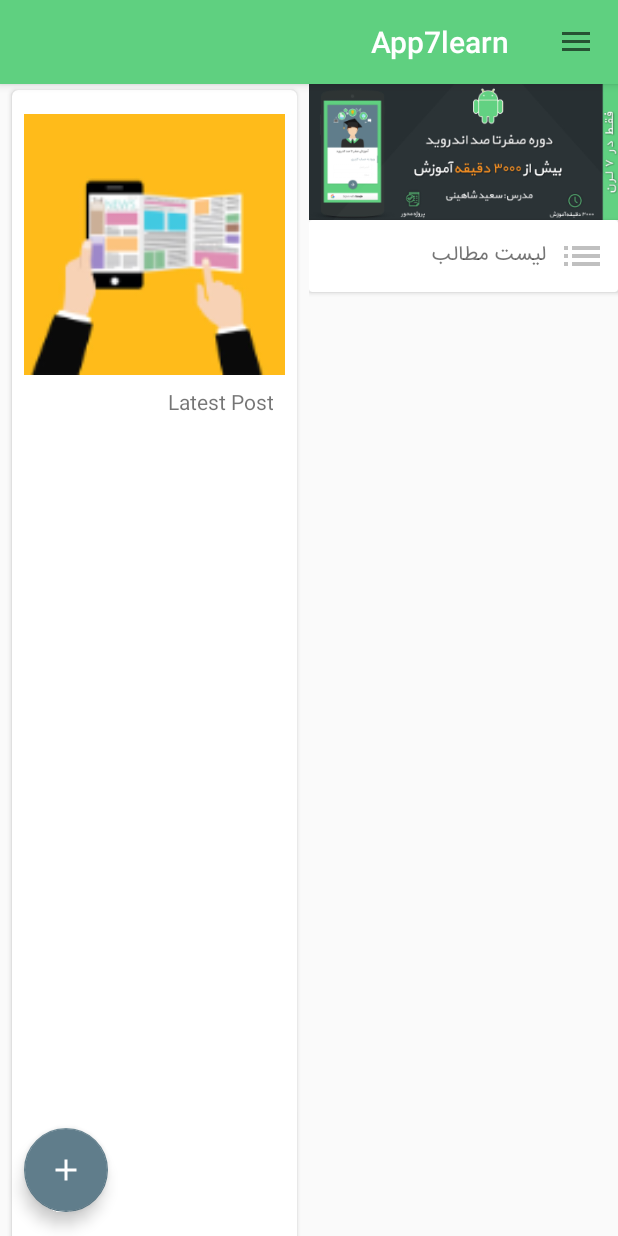
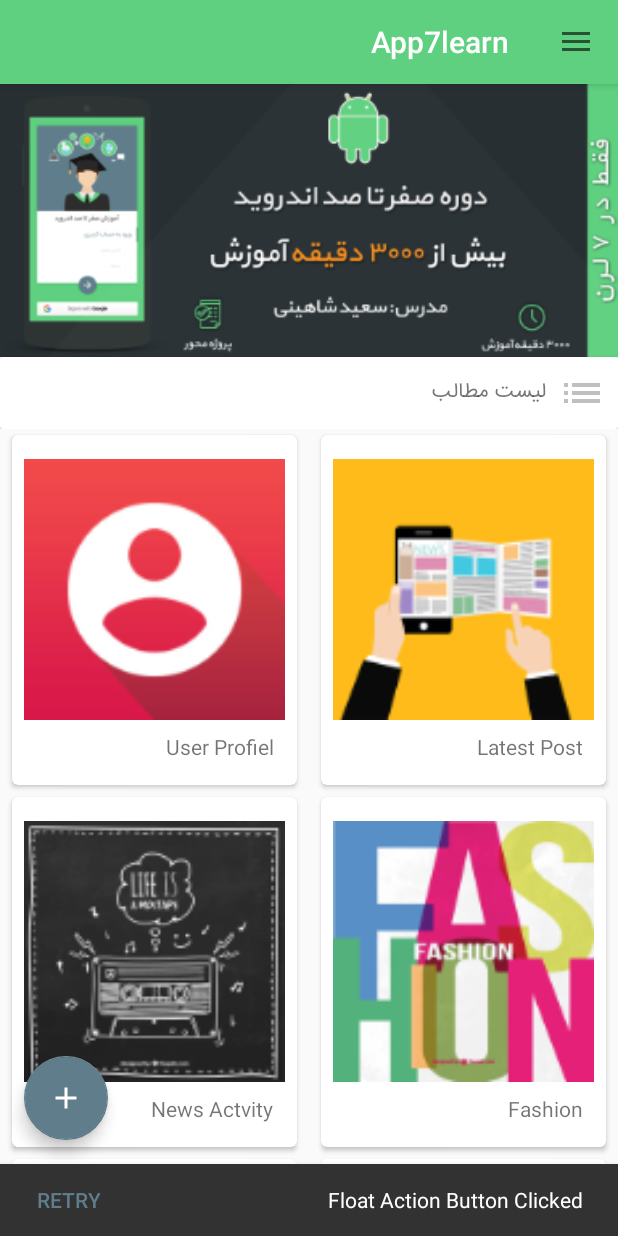
Before and after one commit to Saedf/FirstApp, an Android app: the screen it shows after launch (MainActivity), after a tap on an icon or button, on a phone screen of 412 x 824 dp. Run offline under Robolectric (Android 15) with nearby library versions, the light colour scheme and no system bars; our stand-ins replace Picasso; pictures from the network do not load.

Commit message:
End Session 24

```diff
--- a/app/src/main/java/com/example/saedf/app7learn/MainActivity.java
+++ b/app/src/main/java/com/example/saedf/app7learn/MainActivity.java
@@ -4,8 +4,10 @@ import android.content.Intent;
 import android.os.Build;
 import android.support.annotation.NonNull;
 import android.support.annotation.RequiresApi;
+import android.support.design.widget.CoordinatorLayout;
 import android.support.design.widget.FloatingActionButton;
 import android.support.design.widget.NavigationView;
+import android.support.design.widget.Snackbar;
 import android.support.v4.content.ContextCompat;
 import android.support.v4.widget.DrawerLayout;
 import android.support.v7.app.ActionBar;
@@ -31,6 +33,8 @@ private AppFeatureAdapter appFeatureAdapter;
         super.onCreate(savedInstanceState);
         setContentView(R.layout.activity_main);
         setupView();
+
+
     }
 
 
@@ -38,12 +42,19 @@ private AppFeatureAdapter appFeatureAdapter;
         setupRecyclerView();
         setupToolbar();
         setupNavigationView();
-
+        final CoordinatorLayout coordinatorLayout=findViewById(R.id.coordinator_layout);
         FloatingActionButton floatingActionButton=findViewById(R.id.float_action_button);
         floatingActionButton.setOnClickListener(new View.OnClickListener() {
             @Override
             public void onClick(View v) {
-                Toast.makeText(MainActivity.this, "Float Action Button is Click", Toast.LENGTH_SHORT).show();
+                Snackbar.make(coordinatorLayout,"Float Action Button Clicked",Snackbar.LENGTH_LONG)
+                        .setAction("Retry", new View.OnClickListener() {
+                            @Override
+                            public void onClick(View v) {
+                                Toast.makeText(MainActivity.this, "Retry Button Click", Toast.LENGTH_LONG).show();
+                            }
+                        }).show();
+               // Toast.makeText(MainActivity.this, "Float Action Button is Click", Toast.LENGTH_SHORT).show();
             }
         });
 
@@ -86,7 +97,18 @@ private AppFeatureAdapter appFeatureAdapter;
 
     private void setupRecyclerView() {
         RecyclerView recyclerView=findViewById(R.id.recycler_view_mainactivity);
-        recyclerView.setLayoutManager(new GridLayoutManager(this,2));
+        GridLayoutManager  gridLayoutManager=new GridLayoutManager(this,2);
+        gridLayoutManager.setSpanSizeLookup(new GridLayoutManager.SpanSizeLookup() {
+            @Override
+            public int getSpanSize(int position) {
+                if (position==0){
+                    return 2;
+                }else {
+                    return 1;
+                }
+            }
+        });
+        recyclerView.setLayoutManager(gridLayoutManager);
         appFeatureAdapter=new AppFeatureAdapter(this);
         recyclerView.setAdapter(appFeatureAdapter);
         appFeatureAdapter.setAppFeature(FeatureDataFakeGenerator.getAppFeatures(this));
--- a/app/src/main/res/layout/activity_main.xml
+++ b/app/src/main/res/layout/activity_main.xml
@@ -9,6 +9,7 @@
     tools:context=".MainActivity">
 
     <android.support.design.widget.CoordinatorLayout
+        android:id="@+id/coordinator_layout"
         android:layout_width="match_parent"
         android:layout_height="match_parent">
 
--- a/app/src/main/res/layout/layout_app_feature_banner.xml
+++ b/app/src/main/res/layout/layout_app_feature_banner.xml
@@ -4,7 +4,7 @@
     xmlns:tools="http://schemas.android.com/tools"
     android:orientation="vertical"
     android:layout_width="match_parent"
-    android:layout_height="match_parent">
+    android:layout_height="wrap_content">
     <ImageView
         android:layout_width="match_parent"
         android:layout_height="wrap_content"
--- a/build.gradle
+++ b/build.gradle
@@ -7,7 +7,7 @@ buildscript {
         jcenter()
     }
     dependencies {
-        classpath 'com.android.tools.build:gradle:3.1.0'
+        classpath 'com.android.tools.build:gradle:3.1.2'
 
 
         // NOTE: Do not place your application dependencies here; they belong
```
